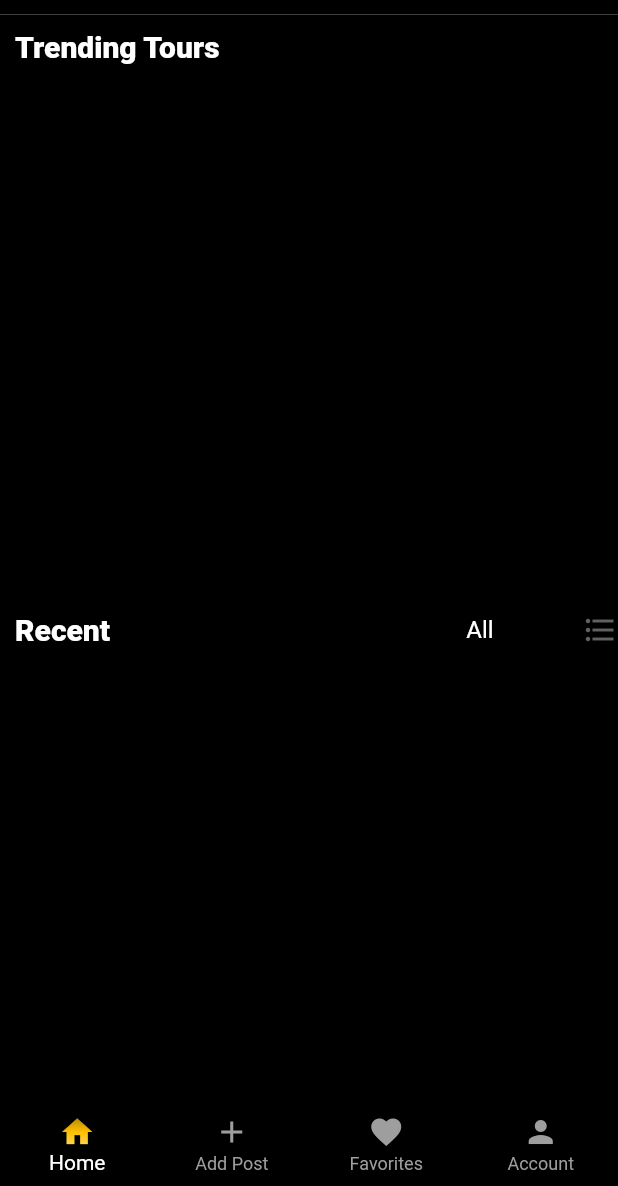
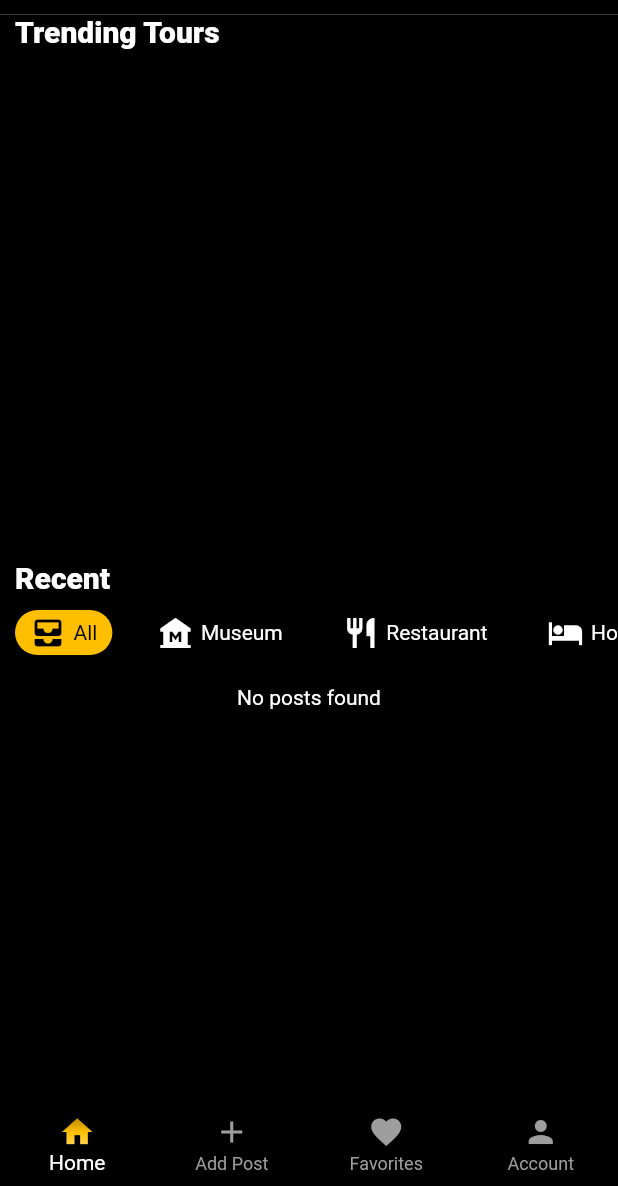
Before and after one commit to skittlesaur/cleotour, a Flutter app: the screen it shows after launch, on a phone screen of 412 x 824 dp, the part 50-1236 px from its top. Run offline on Flutter 3.47's test engine with Material 2 defaults, Android fonts, the phone set to English and light mode, and no system bars; drawn by our look-alikes of carousel_slider; our stand-ins replace cached_network_image, cloud_firestore, firebase_auth, firebase_core, firebase_storage, image_picker; accounts and stored records are empty.

Commit message:
categories

```diff
--- a/lib/main.dart
+++ b/lib/main.dart
@@ -14,12 +14,12 @@ import 'screens/home.dart';
 Future main() async {
   WidgetsFlutterBinding.ensureInitialized();
   await Firebase.initializeApp(
-      // options: FirebaseOptions(
-      // appId: '1:277688353042:android:95f586db4aa1556a3a33cb',
-      // apiKey: 'AIzaSyBha9BBSHOLFjkIBuKJOCinYYWCOqUV2Gk',
-      // projectId: 'cleotour-8bd53',
-      // messagingSenderId: '277688353042',
-      // storageBucket: 'cleotour-8bd53.appspot.com/'),
+      options: FirebaseOptions(
+      appId: '1:277688353042:android:95f586db4aa1556a3a33cb',
+      apiKey: 'AIzaSyBha9BBSHOLFjkIBuKJOCinYYWCOqUV2Gk',
+      projectId: 'cleotour-8bd53',
+      messagingSenderId: '277688353042',
+      storageBucket: 'cleotour-8bd53.appspot.com/'),
       );
   runApp(MyApp());
 }
--- a/lib/screens/home.dart
+++ b/lib/screens/home.dart
@@ -10,6 +10,37 @@ class HomeScreen extends StatefulWidget {
 }
 
 class _HomeScreenState extends State<HomeScreen> {
+  final List<Map<String, dynamic>> _categories = [
+    {
+      "name": "All",
+      "icon": Icons.all_inbox,
+    },
+    {
+      "name": "Museum",
+      "icon": Icons.museum,
+    },
+    {
+      "name": "Restaurant",
+      "icon": Icons.restaurant,
+    },
+    {
+      "name": "Hotel",
+      "icon": Icons.hotel,
+    },
+    {
+      "name": "Park",
+      "icon": Icons.park,
+    },
+    {
+      "name": "Beach",
+      "icon": Icons.beach_access,
+    },
+    {
+      "name": "Other",
+      "icon": Icons.more_horiz,
+    },
+  ];
+
   String categoryValue = "All";
   final ScrollController _scrollController = ScrollController();
   List<DocumentSnapshot> _posts = [];
@@ -37,21 +68,19 @@ class _HomeScreenState extends State<HomeScreen> {
         _isLoading = true;
       });
 
-      QuerySnapshot querySnapshot;
-      if (_posts.isEmpty) {
-        querySnapshot = await FirebaseFirestore.instance
+      Query query = FirebaseFirestore.instance
           .collection('Posts')
-            .orderBy('postedAt', descending: true)
-            .limit(FETCH_POSTS_LIMIT)
-            .get();
-      } else {
-        querySnapshot = await FirebaseFirestore.instance
-            .collection('Posts')
-            .orderBy('postedAt', descending: true)
-            .startAfterDocument(_posts.last)
-            .limit(FETCH_POSTS_LIMIT)
-            .get();
+          .orderBy('postedAt', descending: true);
+
+      if (categoryValue != "All") {
+        query = query.where('category', isEqualTo: categoryValue);
       }
+
+      if (_posts.length > 0) {
+        query = query.startAfterDocument(_posts[_posts.length - 1]);
+      }
+
+      QuerySnapshot querySnapshot = await query.limit(FETCH_POSTS_LIMIT).get();
 
       // @todo: remove this print statement
       print("Loaded ${querySnapshot.docs.length} new posts");
@@ -72,7 +101,7 @@ class _HomeScreenState extends State<HomeScreen> {
             crossAxisAlignment: CrossAxisAlignment.start,
             children: [
               Container(
-                padding: EdgeInsets.all(10),
+                padding: EdgeInsets.symmetric(horizontal: 10),
                 child: Text(
                   "Trending Tours",
                   style: TextStyle(
@@ -82,9 +111,6 @@ class _HomeScreenState extends State<HomeScreen> {
                 ),
               ),
               TrendingSection(),
-              Row(
-                mainAxisAlignment: MainAxisAlignment.spaceBetween,
-                children: [
               Container(
                 padding: EdgeInsets.all(10),
                 child: Text(
@@ -95,35 +121,62 @@ class _HomeScreenState extends State<HomeScreen> {
                       color: Colors.white),
                 ),
               ),
-                  DropdownButton<String>(
-                    borderRadius: BorderRadius.circular(10),
-                    dropdownColor: Color.fromRGBO(255, 191, 0, 1),
-                    focusColor: Colors.grey.shade900,
-                    value: categoryValue,
-                    onChanged: (String? newValue) {
+              Container(
+                height: 30,
+                child: ListView.builder(
+                  scrollDirection: Axis.horizontal,
+                  itemCount: _categories.length,
+                  itemBuilder: (context, index) {
+                    return GestureDetector(
+                      onTap: () {
                         setState(() {
-                        categoryValue = newValue!;
+                          categoryValue = _categories[index]['name'];
+                          _posts = [];
                         });
+                        _fetchPosts();
                       },
-                    icon: Icon(Icons.format_list_bulleted_sharp),
-                    iconSize: 24.0,
-                    elevation: 16,
-                    underline: SizedBox(),
-                    items: ['Beach', 'Club', 'Museum', 'Restaurant', 'All']
-                        .map((String item) {
-                      return DropdownMenuItem<String>(
-                        child: Text(
-                          item,
-                          style: TextStyle(color: Colors.white),
+                      child: Container(
+                        margin: EdgeInsets.symmetric(horizontal: 10),
+                        padding: EdgeInsets.symmetric(horizontal: 10),
+                        decoration: BoxDecoration(
+                          color: categoryValue == _categories[index]['name']
+                              ? Color(0xffffbf00)
+                              : Colors.transparent,
+                          borderRadius: BorderRadius.circular(50),
                         ),
-                        value: item,
-                      );
-                    }).toList(),
-                  )
+                        child: Row(
+                          children: [
+                            Icon(
+                              _categories[index]['icon'],
+                              color: categoryValue == _categories[index]['name']
+                                  ? Colors.black
+                                  : Colors.white,
+                            ),
+                            SizedBox(
+                              width: 5,
+                            ),
+                            Text(
+                              _categories[index]['name'],
+                              style: TextStyle(
+                                color:
+                                    categoryValue == _categories[index]['name']
+                                        ? Colors.black
+                                        : Colors.white,
+                              ),
+                            ),
                           ],
                         ),
+                      ),
+                    );
+                  },
+                ),
+              ),
+              SizedBox(
+                height: 10,
+              ),
               Column(
-                children: _posts.map((post) {
+                children: [
+                  ..._posts.map((post) {
                     return Post(
                       postId: post.id,
                       body: post['body'],
@@ -136,6 +189,35 @@ class _HomeScreenState extends State<HomeScreen> {
                       postedAt: post['postedAt'],
                     );
                   }).toList(),
+                  _isLoading
+                      ? Container(
+                          width: MediaQuery.of(context).size.width,
+                          padding: EdgeInsets.symmetric(vertical: 10),
+                          color: Colors.black,
+                          child: Text(
+                            "Loading...",
+                            textAlign: TextAlign.center,
+                            style: TextStyle(
+                              color: Colors.white,
+                            ),
+                          ),
+                        )
+                      : Container(),
+                  !_isLoading && _posts.length == 0
+                      ? Container(
+                          width: MediaQuery.of(context).size.width,
+                          padding: EdgeInsets.symmetric(vertical: 10),
+                          color: Colors.black,
+                          child: Text(
+                            "No posts found",
+                            textAlign: TextAlign.center,
+                            style: TextStyle(
+                              color: Colors.white,
+                            ),
+                          ),
+                        )
+                      : Container(),
+                ],
               ),
             ],
           ),
--- a/lib/widgets/common/trendingCard.dart
+++ b/lib/widgets/common/trendingCard.dart
@@ -66,7 +66,7 @@ class _TrendingCardState extends State<TrendingCard> {
             },
           ),
           Container(
-            padding: EdgeInsets.all(10),
+            padding: EdgeInsets.symmetric(horizontal: 10),
             decoration: BoxDecoration(
                 borderRadius: BorderRadius.circular(5), color: Colors.white),
             child: Text(
@@ -80,7 +80,7 @@ class _TrendingCardState extends State<TrendingCard> {
           Align(
             alignment: Alignment.bottomCenter,
             child: Container(
-              padding: EdgeInsets.all(20),
+              padding: EdgeInsets.symmetric(horizontal: 20),
               child: Row(
                 mainAxisAlignment: MainAxisAlignment.spaceBetween,
                 crossAxisAlignment: CrossAxisAlignment.center,
@@ -141,7 +141,7 @@ class _TrendingCardState extends State<TrendingCard> {
           )
         ],
       ),
-      padding: EdgeInsets.all(10),
+      padding: EdgeInsets.symmetric(horizontal: 10),
     ));
   }
 }
--- a/lib/widgets/common/trendingSection.dart
+++ b/lib/widgets/common/trendingSection.dart
@@ -29,7 +29,7 @@ class _TrendingSectionState extends State<TrendingSection> {
       crossAxisAlignment: CrossAxisAlignment.start,
       children: [
         Padding(
-          padding: const EdgeInsets.only(left: 30, top: 20),
+          padding: const EdgeInsets.only(left: 30, top: 8),
           child: Text(
             "Trending Tours",
             style: TextStyle(
```
Also changed, not shown: pubspec.lock. Lines whose indentation alone changed are shown as unchanged.
